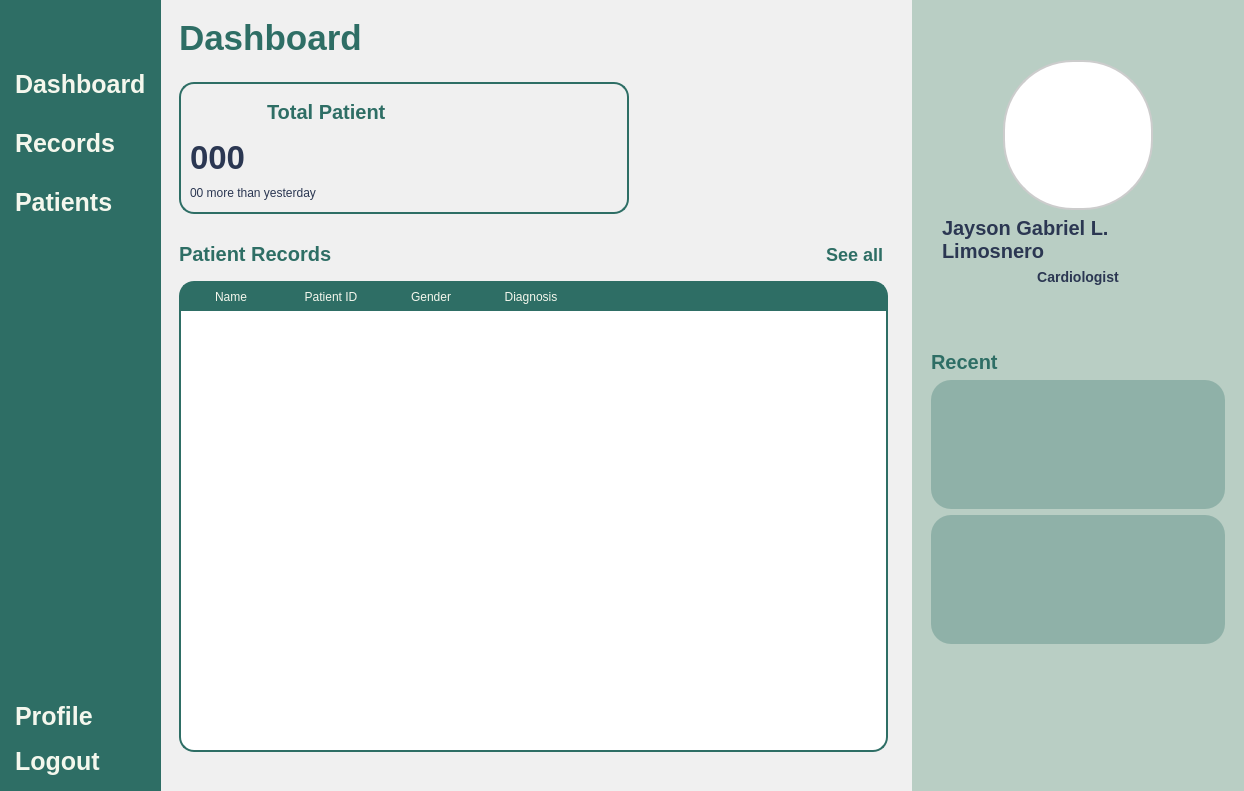
First picture: the form in Views/Doctor_Dashboard.ui, repository VinsmokeSanji69/COVACHA_CLINIC_SYSTEM, before the edit.
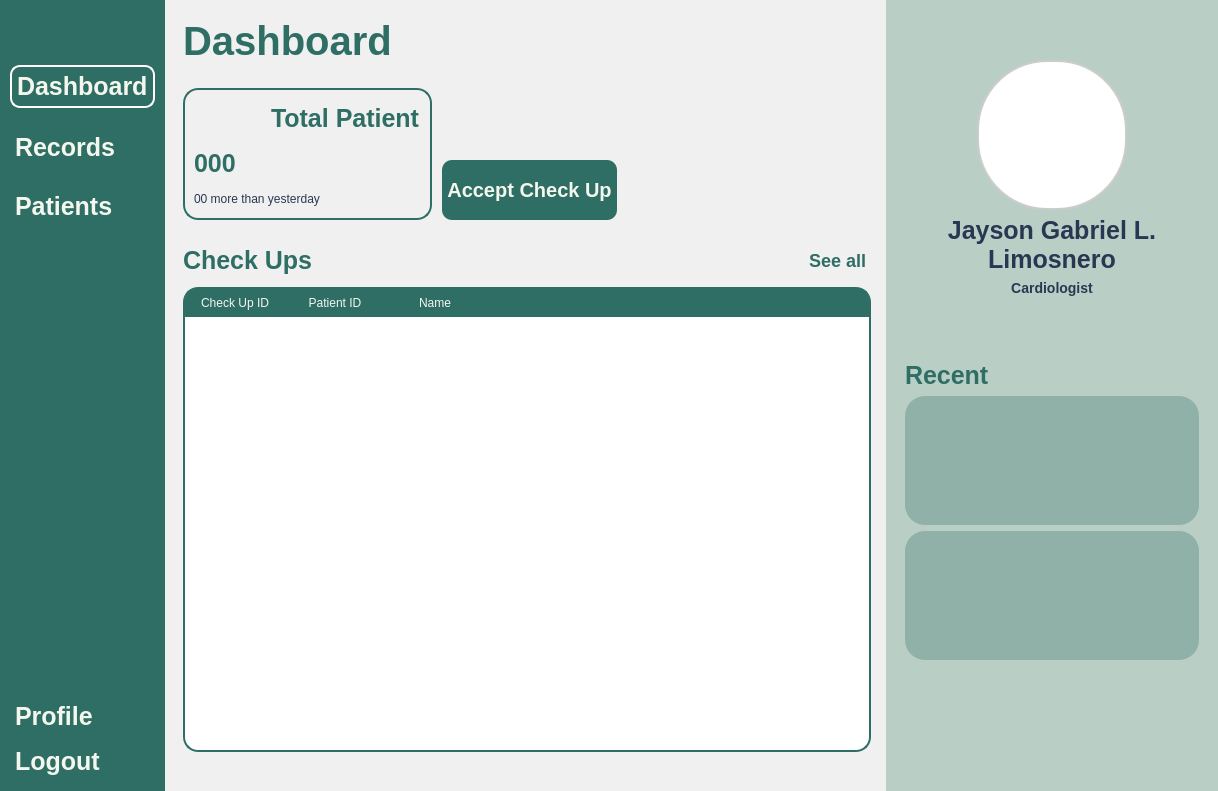
Second picture: the form after the edit. Icons and pictures are not drawn.

```diff
--- a/Views/Doctor_Dashboard.ui
+++ b/Views/Doctor_Dashboard.ui
@@ -6,7 +6,7 @@
    <rect>
     <x>0</x>
     <y>0</y>
-    <width>1244</width>
+    <width>1218</width>
     <height>791</height>
    </rect>
   </property>
@@ -34,7 +34,7 @@
 }
 QLabel {
 	font: 900 10pt &quot;Satoshi Black&quot;;
-	font-size: 20px;
+	font-size: 25px;
 	font-weight: bold;
 	color: #2E6E65;
 	qproperty-alignment: 'AlignLeft';
@@ -105,13 +105,13 @@
           <string/>
          </property>
          <property name="icon">
-          <iconset>
-           <normaloff>:/icons/icons/align-justify.svg</normaloff>:/icons/icons/align-justify.svg</iconset>
+          <iconset resource="../Images/resources.qrc">
+           <normaloff>:/lucide/icons/align-justify.svg</normaloff>:/lucide/icons/align-justify.svg</iconset>
          </property>
          <property name="iconSize">
           <size>
-           <width>30</width>
-           <height>30</height>
+           <width>40</width>
+           <height>40</height>
           </size>
          </property>
         </widget>
@@ -142,6 +142,11 @@
          </property>
          <item>
           <widget class="QPushButton" name="pushButton_3">
+           <property name="styleSheet">
+            <string notr="true">QPushButton {
+	border: 2px solid white;
+}</string>
+           </property>
            <property name="text">
             <string>Dashboard</string>
            </property>
@@ -151,14 +156,14 @@
            </property>
            <property name="iconSize">
             <size>
-             <width>30</width>
-             <height>30</height>
+             <width>40</width>
+             <height>40</height>
             </size>
            </property>
           </widget>
          </item>
          <item>
-          <widget class="QPushButton" name="pushButton_2">
+          <widget class="QPushButton" name="RecordButton">
            <property name="text">
             <string>Records</string>
            </property>
@@ -168,14 +173,14 @@
            </property>
            <property name="iconSize">
             <size>
-             <width>30</width>
-             <height>30</height>
+             <width>40</width>
+             <height>40</height>
             </size>
            </property>
           </widget>
          </item>
          <item>
-          <widget class="QPushButton" name="pushButton">
+          <widget class="QPushButton" name="PatienButton">
            <property name="text">
             <string>Patients</string>
            </property>
@@ -185,8 +190,8 @@
            </property>
            <property name="iconSize">
             <size>
-             <width>30</width>
-             <height>30</height>
+             <width>40</width>
+             <height>40</height>
             </size>
            </property>
           </widget>
@@ -225,8 +230,8 @@
            </property>
            <property name="iconSize">
             <size>
-             <width>30</width>
-             <height>30</height>
+             <width>40</width>
+             <height>40</height>
             </size>
            </property>
           </widget>
@@ -242,8 +247,8 @@
            </property>
            <property name="iconSize">
             <size>
-             <width>30</width>
-             <height>30</height>
+             <width>40</width>
+             <height>40</height>
             </size>
            </property>
           </widget>
@@ -285,7 +290,7 @@
 }
 
 #InterfaceTitle  {
-	font-size: 35px;
+	font-size: 40px;
 }
 
 #DoctorSidePanel {
@@ -322,9 +327,13 @@
     background-color: #8fb1a8;
 }
 
+#TotalLabel {
+	font-size: 25px;
+}
+
 #TotalInfo {
 	color: #2b3752;
-	font-size: 33px;
+	font-size: 40px;
 }
 
 #TotalDescription {
@@ -332,6 +341,12 @@
 	font-weight: 300;
 	font-size: 12px;
 }
+
+#AddCheckUpButton {
+	text-align: center;
+	background-color: #2e6e65;
+	font-size: 20px;
+}
 </string>
       </property>
       <property name="frameShape">
@@ -421,15 +436,21 @@
               <layout class="QHBoxLayout" name="horizontalLayout_6">
                <item>
                 <widget class="QFrame" name="TotalPatientOverview">
+                 <property name="sizePolicy">
+                  <sizepolicy hsizetype="Expanding" vsizetype="Preferred">
+                   <horstretch>0</horstretch>
+                   <verstretch>0</verstretch>
+                  </sizepolicy>
+                 </property>
                  <property name="minimumSize">
                   <size>
-                   <width>450</width>
+                   <width>0</width>
                    <height>0</height>
                   </size>
                  </property>
                  <property name="maximumSize">
                   <size>
-                   <width>500</width>
+                   <width>16777215</width>
                    <height>16777215</height>
                   </size>
                  </property>
@@ -464,7 +485,7 @@
                      <property name="bottomMargin">
                       <number>0</number>
                      </property>
-                     <item alignment="Qt::AlignLeft">
+                     <item>
                       <widget class="QPushButton" name="pushButton_6">
                        <property name="sizePolicy">
                         <sizepolicy hsizetype="Maximum" vsizetype="Fixed">
@@ -482,12 +503,12 @@
                        </property>
                        <property name="icon">
                         <iconset>
-                         <normaloff>:/icons/icons/search.svg</normaloff>:/icons/icons/search.svg</iconset>
+                         <normaloff>:/icons/icons/file-user.svg</normaloff>:/icons/icons/file-user.svg</iconset>
                        </property>
                        <property name="iconSize">
                         <size>
-                         <width>30</width>
-                         <height>30</height>
+                         <width>40</width>
+                         <height>40</height>
                         </size>
                        </property>
                       </widget>
@@ -503,6 +524,9 @@
                        <property name="text">
                         <string>Total Patient</string>
                        </property>
+                       <property name="wordWrap">
+                        <bool>true</bool>
+                       </property>
                       </widget>
                      </item>
                     </layout>
@@ -533,7 +557,7 @@
                       <number>0</number>
                      </property>
                      <item>
-                      <widget class="QLabel" name="TotalInfo">
+                      <widget class="QLabel" name="TotalPatient">
                        <property name="sizePolicy">
                         <sizepolicy hsizetype="Preferred" vsizetype="Maximum">
                          <horstretch>0</horstretch>
@@ -552,12 +576,12 @@
                        </property>
                        <property name="icon">
                         <iconset>
-                         <normaloff>:/icons/icons/chevron-down.svg</normaloff>:/icons/icons/chevron-down.svg</iconset>
+                         <normaloff>:/icons/icons/chart-no-axes-combined(green).svg</normaloff>:/icons/icons/chart-no-axes-combined(green).svg</iconset>
                        </property>
                        <property name="iconSize">
                         <size>
-                         <width>30</width>
-                         <height>30</height>
+                         <width>40</width>
+                         <height>40</height>
                         </size>
                        </property>
                       </widget>
@@ -577,6 +601,42 @@
                </item>
               </layout>
              </item>
+             <item alignment="Qt::AlignBottom">
+              <widget class="QPushButton" name="AcceptCheckUp">
+               <property name="minimumSize">
+                <size>
+                 <width>0</width>
+                 <height>60</height>
+                </size>
+               </property>
+               <property name="maximumSize">
+                <size>
+                 <width>16777215</width>
+                 <height>60</height>
+                </size>
+               </property>
+               <property name="styleSheet">
+                <string notr="true">QPushButton{
+	text-align: center;
+	background-color: #2e6e65;
+	font-size: 20px;
+}</string>
+               </property>
+               <property name="text">
+                <string>Accept Check Up</string>
+               </property>
+               <property name="icon">
+                <iconset>
+                 <normaloff>:/icons/icons/file-plus-2.svg</normaloff>:/icons/icons/file-plus-2.svg</iconset>
+               </property>
+               <property name="iconSize">
+                <size>
+                 <width>40</width>
+                 <height>40</height>
+                </size>
+               </property>
+              </widget>
+             </item>
              <item>
               <spacer name="horizontalSpacer">
                <property name="orientation">
@@ -618,7 +678,7 @@
               <number>10</number>
              </property>
              <property name="rightMargin">
-              <number>9</number>
+              <number>0</number>
              </property>
              <property name="bottomMargin">
               <number>30</number>
@@ -634,7 +694,7 @@
                   </sizepolicy>
                  </property>
                  <property name="text">
-                  <string>Patient Records</string>
+                  <string>Check Ups</string>
                  </property>
                 </widget>
                </item>
@@ -670,7 +730,7 @@
               </spacer>
              </item>
              <item>
-              <widget class="QTableWidget" name="tableWidget">
+              <widget class="QTableWidget" name="PatientDetails">
                <property name="sizePolicy">
                 <sizepolicy hsizetype="Expanding" vsizetype="Expanding">
                  <horstretch>0</horstretch>
@@ -699,7 +759,7 @@
 QHeaderView::section {
     border: none;
 	text-align: left;
-    font: 700 16pt &quot;Arial&quot;;
+    font: 700 12pt &quot;Arial&quot;;
     background-color: #2e6e65;
     color: #f4f7ed;
     padding: 5px;
@@ -715,9 +775,12 @@
 }
 </string>
                </property>
+               <property name="wordWrap">
+                <bool>true</bool>
+               </property>
                <column>
                 <property name="text">
-                 <string>Name</string>
+                 <string>Check Up ID</string>
                 </property>
                </column>
                <column>
@@ -727,12 +790,7 @@
                </column>
                <column>
                 <property name="text">
-                 <string>Gender</string>
-                </property>
-               </column>
-               <column>
-                <property name="text">
-                 <string>Diagnosis</string>
+                 <string>Name</string>
                 </property>
                </column>
               </widget>
@@ -751,6 +809,11 @@
            <verstretch>0</verstretch>
           </sizepolicy>
          </property>
+         <property name="styleSheet">
+          <string notr="true">#User {
+	qproperty-alignment: 'AlignCenter';
+}</string>
+         </property>
          <layout class="QVBoxLayout" name="verticalLayout_4">
           <property name="spacing">
            <number>6</number>
@@ -844,7 +907,7 @@
             <item alignment="Qt::AlignHCenter|Qt::AlignVCenter">
              <widget class="QLabel" name="User">
               <property name="sizePolicy">
-               <sizepolicy hsizetype="Preferred" vsizetype="Preferred">
+               <sizepolicy hsizetype="Expanding" vsizetype="Preferred">
                 <horstretch>0</horstretch>
                 <verstretch>0</verstretch>
                </sizepolicy>
@@ -865,7 +928,7 @@
                <string>Jayson Gabriel L. Limosnero</string>
               </property>
               <property name="alignment">
-               <set>Qt::AlignLeading</set>
+               <set>Qt::AlignCenter</set>
               </property>
               <property name="wordWrap">
                <bool>true</bool>
```
